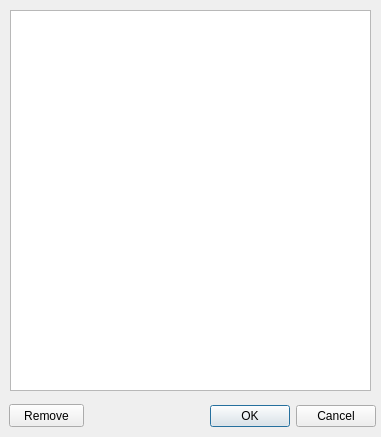
Above: playlistedit.ui from dissonancedev/phonograph before the change. Below: the same form after it.
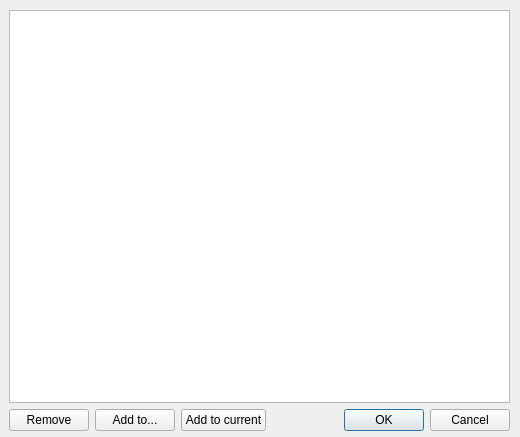
That is the form after the change.

What changed in the file:
```diff
--- a/playlistedit.ui
+++ b/playlistedit.ui
@@ -6,54 +6,61 @@
    <rect>
     <x>0</x>
     <y>0</y>
-    <width>381</width>
+    <width>520</width>
     <height>437</height>
    </rect>
   </property>
   <property name="windowTitle">
    <string>Edit Playlist</string>
   </property>
-  <widget class="QDialogButtonBox" name="buttonBox">
-   <property name="geometry">
-    <rect>
-     <x>207</x>
-     <y>400</y>
-     <width>171</width>
-     <height>32</height>
-    </rect>
-   </property>
-   <property name="orientation">
-    <enum>Qt::Horizontal</enum>
-   </property>
-   <property name="standardButtons">
-    <set>QDialogButtonBox::Cancel|QDialogButtonBox::Ok</set>
-   </property>
-   <property name="centerButtons">
-    <bool>true</bool>
-   </property>
-  </widget>
-  <widget class="QListWidget" name="playlistSongsListWidget">
-   <property name="geometry">
-    <rect>
-     <x>10</x>
-     <y>10</y>
-     <width>361</width>
-     <height>381</height>
-    </rect>
-   </property>
-  </widget>
-  <widget class="QPushButton" name="removeSong">
+  <widget class="QWidget" name="">
    <property name="geometry">
     <rect>
      <x>9</x>
-     <y>404</y>
-     <width>75</width>
-     <height>23</height>
+     <y>10</y>
+     <width>501</width>
+     <height>421</height>
     </rect>
    </property>
-   <property name="text">
-    <string>Remove</string>
-   </property>
+   <layout class="QGridLayout" name="gridLayout">
+    <item row="1" column="1">
+     <widget class="QPushButton" name="addToList">
+      <property name="text">
+       <string>Add to...</string>
+      </property>
+     </widget>
+    </item>
+    <item row="1" column="0">
+     <widget class="QPushButton" name="removeSong">
+      <property name="text">
+       <string>Remove</string>
+      </property>
+     </widget>
+    </item>
+    <item row="1" column="3">
+     <widget class="QDialogButtonBox" name="buttonBox">
+      <property name="orientation">
+       <enum>Qt::Horizontal</enum>
+      </property>
+      <property name="standardButtons">
+       <set>QDialogButtonBox::Cancel|QDialogButtonBox::Ok</set>
+      </property>
+      <property name="centerButtons">
+       <bool>false</bool>
+      </property>
+     </widget>
+    </item>
+    <item row="1" column="2">
+     <widget class="QPushButton" name="addToCurrent">
+      <property name="text">
+       <string>Add to current</string>
+      </property>
+     </widget>
+    </item>
+    <item row="0" column="0" colspan="4">
+     <widget class="QListWidget" name="playlistSongsListWidget"/>
+    </item>
+   </layout>
   </widget>
  </widget>
  <resources/>
```
